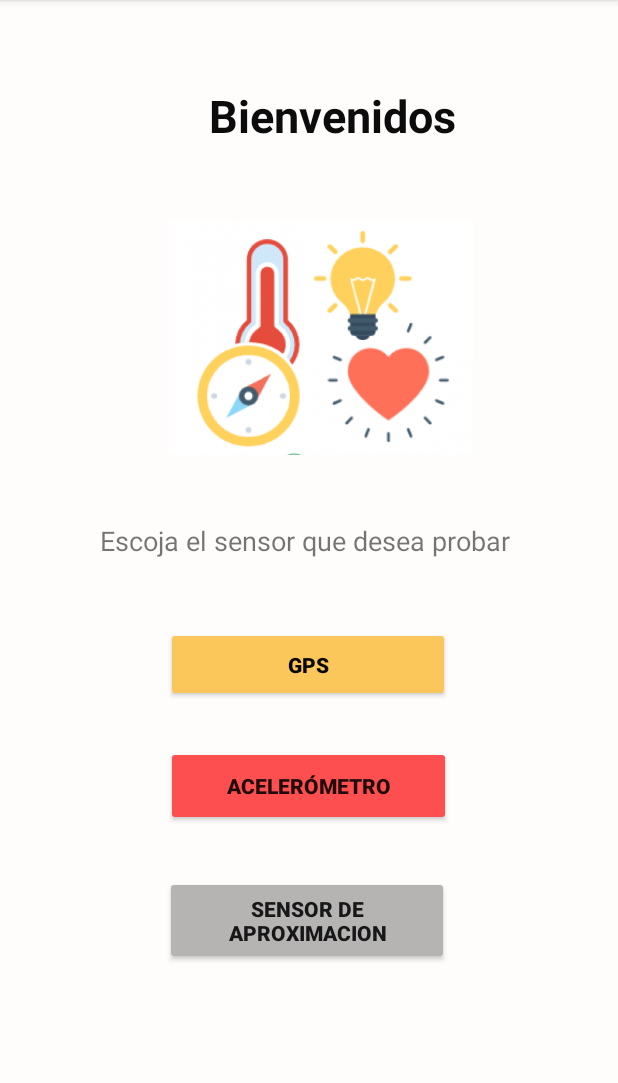
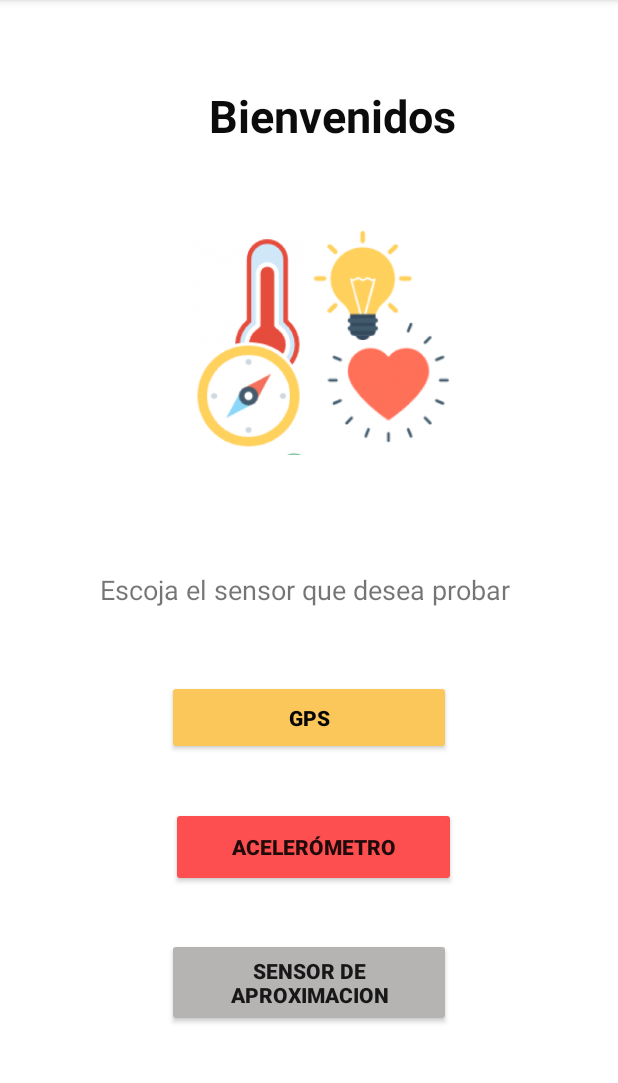
Before and after one commit to Nazareth08/ProyectoSemestral, an Android app: the screen it shows after launch (MainActivity), on a phone screen of 412 x 824 dp, the part 84-1167 px from its top. Run offline under Robolectric (Android 15) with nearby library versions, the light colour scheme and no system bars.

Commit message:
acelerometro imagen solucionada

```diff
--- a/app/src/main/java/com/example/proyectosensores/MainActivity.java
+++ b/app/src/main/java/com/example/proyectosensores/MainActivity.java
@@ -16,9 +16,8 @@
 
     }
 
-    //pasar del activity principal al activity de sensor Acelerometro
-
-    public void SensorAcelerometro (View view){
+    //pasar del activity principal al activity acelerometro
+    public void Acelerometro (View view){
         Intent i = new Intent(this,Acelerometro.class);
         startActivity(i);
 
@@ -34,5 +33,4 @@
         Intent i = new Intent(this,Gps.class);
         startActivity(i);
     }
-
 }
--- a/app/src/main/res/layout/activity_acelerometro.xml
+++ b/app/src/main/res/layout/activity_acelerometro.xml
@@ -14,7 +14,7 @@
         android:layout_height="wrap_content"
         android:layout_gravity="center"
         android:layout_marginBottom="10dp"
-        android:text="Información sobre tu Acelerómetro"
+        android:text="Información sobre tu Acelerometro"
         android:textColor="#000000"
         android:textSize="24sp"
         android:textStyle="bold" />
@@ -186,7 +186,7 @@
         android:id="@+id/imageView3"
         android:layout_width="159dp"
         android:layout_height="126dp"
-
-        app:srcCompat="@drawable/images" />
+        android:src="@drawable/images1"
+        app:srcCompat="@drawable/images1" />
 
 </LinearLayout>
--- a/app/src/main/res/layout/activity_main.xml
+++ b/app/src/main/res/layout/activity_main.xml
@@ -5,6 +5,7 @@
     android:layout_width="match_parent"
     android:layout_height="match_parent"
     android:background="#FFFCFC"
+    android:backgroundTint="#FFFFFF"
     tools:context=".MainActivity">
 
     <Button
@@ -17,26 +18,25 @@
         android:textColor="#070707"
         android:textStyle="bold"
         app:layout_constraintBottom_toBottomOf="parent"
-        app:layout_constraintHorizontal_bias="0.498"
         app:layout_constraintLeft_toLeftOf="parent"
         app:layout_constraintRight_toRightOf="parent"
         app:layout_constraintTop_toTopOf="parent"
-        app:layout_constraintVertical_bias="0.582" />
+        app:layout_constraintVertical_bias="0.631" />
 
     <Button
-        android:id="@+id/button_luz"
+        android:id="@+id/button_aceleromtro"
         android:layout_width="190dp"
         android:layout_height="53dp"
         android:backgroundTint="#FD4F4F"
-        android:onClick="SensorAcelerometro"
+        android:onClick="Acelerometro"
         android:text="@string/button_acelerometro"
         android:textStyle="bold"
         app:layout_constraintBottom_toBottomOf="parent"
-        app:layout_constraintHorizontal_bias="0.497"
+        app:layout_constraintHorizontal_bias="0.515"
         app:layout_constraintLeft_toLeftOf="parent"
         app:layout_constraintRight_toRightOf="parent"
         app:layout_constraintTop_toTopOf="parent"
-        app:layout_constraintVertical_bias="0.696" />
+        app:layout_constraintVertical_bias="0.753" />
 
     <Button
         android:id="@+id/button_aproximidad"
@@ -48,11 +48,10 @@
         android:text="@string/button_aproximidad"
         android:textStyle="bold"
         app:layout_constraintBottom_toBottomOf="parent"
-        app:layout_constraintHorizontal_bias="0.495"
         app:layout_constraintLeft_toLeftOf="parent"
         app:layout_constraintRight_toRightOf="parent"
         app:layout_constraintTop_toTopOf="parent"
-        app:layout_constraintVertical_bias="0.824" />
+        app:layout_constraintVertical_bias="0.882" />
 
     <TextView
         android:id="@+id/textView2"
@@ -80,7 +79,7 @@
         app:layout_constraintLeft_toLeftOf="parent"
         app:layout_constraintRight_toRightOf="parent"
         app:layout_constraintTop_toTopOf="parent"
-        app:layout_constraintVertical_bias="0.468" />
+        app:layout_constraintVertical_bias="0.512" />
 
     <ImageView
         android:id="@+id/imageView"
```
Also changed, not shown: app/src/main/res/layout/activity_gps.xml (+52 -14 lines), 1 other file.
